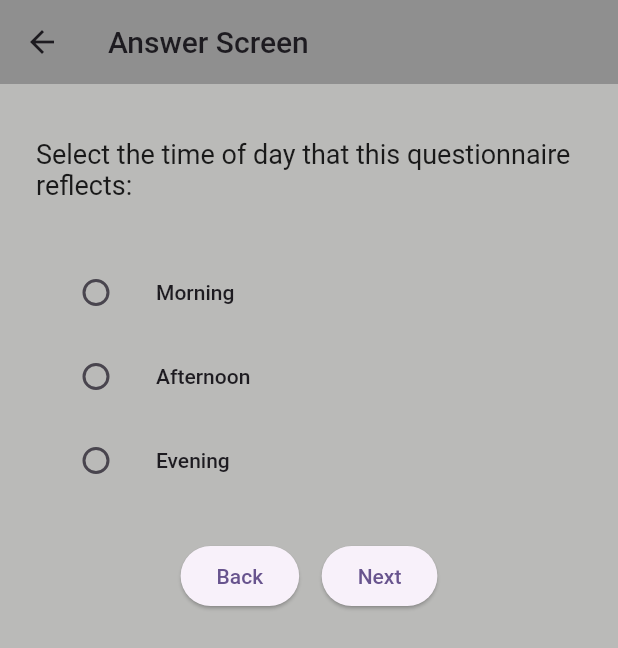
After one commit to adamWinebarger/questionmakerteacher, a Flutter app: the PatientView screen opened directly with sample values from the repository, after a tap on "Answer new questionnaire", on a phone screen of 412 x 824 dp. The commit adds this screen. Shown: the top 648 px of the screen. Run offline on Flutter 3.47's test engine with Material 2 defaults, Android fonts, the phone set to English and light mode, and no system bars; our stand-ins replace email_validator, flutter_signin_button; missing offline and left inert: password_field_validator, sf_symbols.

Commit message:
Added some basic functionality to the questionnaire screen but I think I want to go in a different direction with the design. Just doing a push here in case I decide I want to go back to this design

```diff
--- a/lib/models/patient.dart
+++ b/lib/models/patient.dart
@@ -1,5 +1,4 @@
 import 'package:flutter/material.dart';
-
 
 class Patient {
   Patient({
--- /dev/null
+++ b/lib/models/questionnaire.dart
@@ -0,0 +1,26 @@
+import 'package:flutter/material.dart';
+
+enum TimeOfInteraction {
+  morning,
+  afternoon,
+  evening
+}
+
+enum Answers {
+  notAtAll,
+  sometimes,
+  alot,
+  always
+}
+
+class Questionnaire {
+  Questionnaire({
+    required this.lastName, required this.firstName,
+    required this.timeOfDay
+  });
+
+  final String lastName, firstName;
+  TimeOfDay timeOfDay;
+  Map<String, Answers> answers = {};
+
+}
--- a/lib/screens/patient_view.dart
+++ b/lib/screens/patient_view.dart
@@ -1,5 +1,6 @@
 import 'package:flutter/material.dart';
 import 'package:questionmakerteacher/models/patient.dart';
+import 'package:questionmakerteacher/screens/questionnaire_screen.dart';
 import 'package:questionmakerteacher/widgets/test_widgets.dart';
 
 class PatientView extends StatefulWidget {
@@ -20,8 +21,69 @@ class _PatientViewState extends State<PatientView> {
   @override
   Widget build(context) {
     return Scaffold(
-      appBar: AppBar(title: Text("Current Patient"),),
-      body: const BasicScreenTestWidget(),
+      appBar: AppBar(title: Text("${widget.currentPatient.lastName}, ${widget.currentPatient.firstName}"),),
+      body: SingleChildScrollView(
+        padding: EdgeInsets.only(top: 100, left: 24, right: 24),
+        child: Column(
+          mainAxisAlignment: MainAxisAlignment.center,
+          children: [
+            const Center(
+              child: Text(
+                "What would you like to do?",
+                style: TextStyle(
+                  fontSize: 22,
+                  fontWeight: FontWeight.bold
+                ),
+              )
+            ),
+            const SizedBox(height: 100,),
+            ElevatedButton(
+              onPressed: () {},
+              style: ElevatedButton.styleFrom(
+                side: BorderSide(width: 1, color: Theme.of(context).colorScheme.primary),
+                minimumSize: const Size(250, 40)
+              ),
+              child: const Text("View previous questionnaires"),
+            ),
+            const SizedBox(height: 15,),
+            //This is the button for new questionnaires
+            ElevatedButton(
+              onPressed: () {
+                Navigator.push(
+                    context,
+                    MaterialPageRoute(builder: (context) => QuestionnaireScreen(patientInQuestion: widget.currentPatient)
+                    )
+                );
+              },
+              style: ElevatedButton.styleFrom(
+                side: BorderSide(width: 1, color: Theme.of(context).colorScheme.primary),
+                minimumSize: const Size(250, 40)
+              ),
+              child: const Text("Answer new questionnaire")
+            ),
+            const SizedBox(height: 15,),
+            //This will be our data viz for answered questionnaires
+            //... might merge this with the view questionnaires one
+            ElevatedButton(
+              onPressed: () {},
+              style: ElevatedButton.styleFrom(
+                  side: BorderSide(width: 1, color: Theme.of(context).colorScheme.primary),
+                  minimumSize: const Size(250, 40)
+              ),
+              child: const Text("View questionnaire data")
+            ),
+            const SizedBox(height: 15,),
+            ElevatedButton(
+              onPressed: () {},
+              style: ElevatedButton.styleFrom(
+                  side: BorderSide(width: 1, color: Theme.of(context).colorScheme.primary),
+                  minimumSize: const Size(250, 40)
+              ),
+              child: const Text("Go Back")
+            ),
+          ],
+        ),
+      )
     );
   }
 
--- /dev/null
+++ b/lib/screens/questionnaire_screen.dart
@@ -0,0 +1,166 @@
+import 'package:flutter/material.dart';
+
+import 'package:questionmakerteacher/models/patient.dart';
+import 'package:questionmakerteacher/models/questionnaire.dart';
+import 'package:questionmakerteacher/stringextension.dart';
+
+Map<String, Answers> _answerSelection = {
+  "Not at All" : Answers.notAtAll,
+  "Sometimes" : Answers.sometimes,
+  "A Lot" : Answers.alot,
+  "Always" : Answers.always
+};
+
+class QuestionnaireScreen extends StatefulWidget {
+  const QuestionnaireScreen({super.key, required this.patientInQuestion});
+
+  final Patient patientInQuestion;
+
+  @override
+  State<StatefulWidget> createState() => _QuestionnaireScreenState();
+}
+
+class _QuestionnaireScreenState extends State<QuestionnaireScreen> {
+
+  //final _formKey = GlobalKey<FormState>();
+  final List<Answers> _answers = [];
+
+  int _count = -1;
+  Answers? _selectedAnswer;
+  TimeOfInteraction? _selectedTimeOfInteraction;
+
+  List<Widget> _setupAnswerRadioButtons() {
+    List<Widget> widgetList = [];
+
+    if (_count >= 0) {
+      for (final category in _answerSelection.entries) {
+        widgetList.add(
+            ListTile(
+              title: Text(category.key),
+              leading: Radio<Answers> (
+                value: category.value,
+                groupValue: _selectedAnswer,
+                onChanged: (Answers? value) {
+                  setState(() {
+                    _selectedAnswer = value;
+                  });
+                },
+              ),
+            )
+        );
+        widgetList.add(const SizedBox(height: 20,));
+      }
+    } else {
+      for (final selection in TimeOfInteraction.values) {
+        widgetList.add(
+          ListTile(
+            title: Text(selection.name.capitalize()),
+            leading: Radio<TimeOfInteraction>(
+              value: selection,
+              groupValue: _selectedTimeOfInteraction,
+              onChanged: (TimeOfInteraction? value) {
+                setState(() {
+                  _selectedTimeOfInteraction = value;
+                });
+              },
+            ),
+          )
+        );
+      }
+    }
+    return widgetList;
+  }
+
+  void _nextPressed() {
+    if (_count >= 0 && _selectedAnswer != null) {
+      _answers.add(_selectedAnswer!);
+    }
+
+    if (_count < widget.patientInQuestion.teacherQuestions.length - 1) {
+      setState(() {
+        _count++;
+        _selectedAnswer = null;
+      });
+    } else {
+      //This is where we will submit our answers
+    }
+  }
+
+  void _backPressed() {
+    if (_count > 0) {
+      setState(() {
+        --_count;
+        _selectedAnswer = _answers.isNotEmpty ? _answers.last : null;
+        _answers.removeLast();
+      });
+    } else if (_count == 0) {
+      setState(() {
+        _count = -1;
+        _answers.removeLast();
+        //build(context);
+      });
+    } else {
+      Navigator.of(context).pop();
+    }
+  }
+
+  @override
+  Widget build(context) {
+    return Scaffold(
+      appBar: AppBar(
+        title: const Text("Answer Screen"),
+      ),
+      body: Padding(
+        padding: const EdgeInsets.symmetric(vertical: 36, horizontal: 24),
+        child: Form(
+          //key: _formKey,
+          child: Column(
+            children: [
+              if (_count > -1)
+                Center(
+                  child: Text(
+                    "Question ${_count+1}",
+                    style: const TextStyle(fontSize: 24),
+                  ),
+                ),
+              if (_count > -1)
+                const SizedBox(height: 15,),
+              Center(
+                child: SizedBox(
+                  height: 75,
+                  child: Text(
+                    (_count > -1) ?
+                      widget.patientInQuestion.teacherQuestions[_count] :
+                        "Select the time of day that this questionnaire reflects:",
+                    style: const TextStyle(fontSize: 18),
+                  ),
+                ),
+              ),
+              for (final item in _setupAnswerRadioButtons())
+                item,
+              const SizedBox(height: 25,),
+              Row(
+                mainAxisAlignment: MainAxisAlignment.center,
+                children: [
+                  ElevatedButton(
+                    onPressed: _backPressed,
+                    child: const Text("Back")
+                  ),
+                  const SizedBox(width: 15,),
+                  ElevatedButton(
+                    onPressed: _nextPressed,
+                    child: Text(
+                      _count == widget.patientInQuestion.teacherQuestions.length - 1 ?
+                        "Submit" : "Next"
+                    )
+                  )
+                ],
+              )
+            ],
+          ),
+        ),
+      ),
+    );
+  }
+
+}
--- /dev/null
+++ b/lib/stringextension.dart
@@ -0,0 +1,5 @@
+extension StringExtension on String {
+  String capitalize() {
+    return "${this[0].toUpperCase()}${substring(1).toLowerCase()}";
+  }
+}
```
Also changed, not shown: lib/data/patient_list_data.dart (+11 -5 lines), lib/screens/auth.dart (+9 -3 lines).
